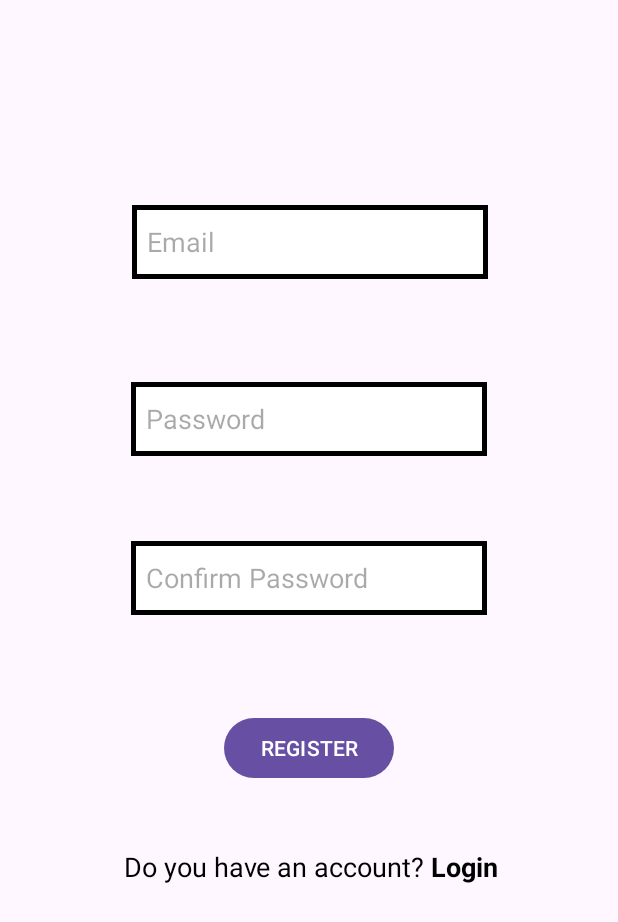
After one commit to AGrieco96/3ALevels, an Android app: the layout register_email.xml on its own in the app's theme, with its tools: preview values and no code run, on a phone screen of 412 x 824 dp. The commit adds this screen. Shown: the top 922 px of the screen. Run offline under Robolectric (Android 15) with nearby library versions, the phone set to English and light mode, and no system bars.

Commit message:
auth with email and password

```diff
--- a/app/src/main/AndroidManifest.xml
+++ b/app/src/main/AndroidManifest.xml
@@ -21,6 +21,12 @@
                 <category android:name="android.intent.category.LAUNCHER" />
             </intent-filter>
         </activity>
+        <activity
+            android:name=".auth.RegisterEmailActivity"
+            />
+        <activity
+            android:name=".auth.LoginEmailActivity"
+            />
     </application>
 
 </manifest>
--- /dev/null
+++ b/app/src/main/res/drawable/edittextbackground.xml
@@ -0,0 +1,7 @@
+<?xml version="1.0" encoding="utf-8"?>
+<shape xmlns:android="http://schemas.android.com/apk/res/android">
+    <solid android:color="@color/white"></solid>
+    <stroke
+        android:width="3dp"
+        android:color="#000"/>
+</shape>
--- a/app/src/main/res/layout/activity_main.xml
+++ b/app/src/main/res/layout/activity_main.xml
@@ -7,9 +7,11 @@
     tools:context=".MainActivity">
 
     <TextView
+        android:id="@+id/auth_text"
         android:layout_width="wrap_content"
         android:layout_height="wrap_content"
-        android:text="Hello World!"
+        android:text="AUTH"
+        android:textStyle="bold"
         app:layout_constraintBottom_toBottomOf="parent"
         app:layout_constraintEnd_toEndOf="parent"
         app:layout_constraintStart_toStartOf="parent"
--- /dev/null
+++ b/app/src/main/res/layout/register_email.xml
@@ -0,0 +1,104 @@
+<?xml version="1.0" encoding="utf-8"?>
+<androidx.constraintlayout.widget.ConstraintLayout xmlns:android="http://schemas.android.com/apk/res/android"
+    xmlns:app="http://schemas.android.com/apk/res-auto"
+    xmlns:tools="http://schemas.android.com/tools"
+    android:layout_width="match_parent"
+    android:layout_height="match_parent"
+    tools:context=".auth.RegisterEmailActivity">
+
+    <EditText
+        android:id="@+id/editTextEmailAddress"
+        android:layout_width="237dp"
+        android:layout_height="49dp"
+        android:layout_marginTop="104dp"
+        android:layout_marginBottom="12dp"
+        android:background="@drawable/edittextbackground"
+        android:ems="10"
+        android:hint="Email"
+        android:inputType="textEmailAddress"
+        android:padding="10dp"
+        android:textColor="@color/black"
+        app:layout_constraintBottom_toTopOf="@+id/editTextPassword"
+        app:layout_constraintEnd_toEndOf="parent"
+        app:layout_constraintHorizontal_bias="0.502"
+        app:layout_constraintStart_toStartOf="parent"
+        app:layout_constraintTop_toTopOf="parent" />
+
+    <EditText
+        android:id="@+id/editTextPassword"
+        android:layout_width="237dp"
+        android:layout_height="49dp"
+        android:layout_marginTop="24dp"
+        android:layout_marginBottom="24dp"
+        android:background="@drawable/edittextbackground"
+        android:ems="10"
+        android:hint="Password"
+        android:inputType="textPassword"
+        android:padding="10dp"
+        android:textColor="@color/black"
+        app:layout_constraintBottom_toTopOf="@+id/editTextConfirmPassword"
+        app:layout_constraintEnd_toEndOf="parent"
+        app:layout_constraintStart_toStartOf="parent"
+        app:layout_constraintTop_toBottomOf="@+id/editTextEmailAddress" />
+
+    <EditText
+        android:id="@+id/editTextConfirmPassword"
+        android:layout_width="237dp"
+        android:layout_height="49dp"
+        android:background="@drawable/edittextbackground"
+        android:ems="10"
+        android:hint="Confirm Password"
+        android:inputType="textPassword"
+        android:padding="10dp"
+        android:textColor="@color/black"
+        app:layout_constraintBottom_toTopOf="@+id/buttonRegister"
+        app:layout_constraintEnd_toEndOf="parent"
+        app:layout_constraintStart_toStartOf="parent"
+        app:layout_constraintTop_toBottomOf="@+id/editTextPassword" />
+
+    <Button
+        android:id="@+id/buttonRegister"
+        android:layout_width="wrap_content"
+        android:layout_height="48dp"
+        android:layout_marginTop="32dp"
+        android:layout_marginBottom="10dp"
+        android:text="REGISTER"
+        android:textColor="@color/white"
+        app:layout_constraintBottom_toTopOf="@+id/linearLayout"
+        app:layout_constraintEnd_toEndOf="parent"
+        app:layout_constraintStart_toStartOf="parent"
+        app:layout_constraintTop_toBottomOf="@id/editTextConfirmPassword" />
+
+    <LinearLayout
+        android:id="@+id/linearLayout"
+        android:layout_width="366dp"
+        android:layout_height="56dp"
+        android:layout_marginBottom="170dp"
+        android:orientation="horizontal"
+        app:layout_constraintBottom_toBottomOf="parent"
+        app:layout_constraintEnd_toEndOf="parent"
+        app:layout_constraintHorizontal_bias="0.488"
+        app:layout_constraintStart_toStartOf="parent"
+        app:layout_constraintTop_toBottomOf="@+id/buttonRegister">
+
+        <TextView
+            android:id="@+id/textView"
+            android:layout_width="match_parent"
+            android:layout_height="wrap_content"
+            android:layout_marginLeft="60dp"
+            android:layout_weight="1"
+            android:text="Do you have an account?"
+            android:textColor="@color/black"
+            android:textSize="18sp" />
+
+        <TextView
+            android:id="@+id/textViewLogin"
+            android:layout_width="match_parent"
+            android:layout_height="wrap_content"
+            android:layout_weight="2.6"
+            android:text="Login"
+            android:textColor="@color/black"
+            android:textSize="18sp"
+            android:textStyle="bold" />
+    </LinearLayout>
+</androidx.constraintlayout.widget.ConstraintLayout>
```
Also changed, not shown: app/build.gradle (+6 -1 lines), app/src/main/java/com/A3Levels/FirebaseUIActivity.kt (deleted, +0 -153 lines), app/src/main/java/com/A3Levels/MainActivity.kt (+18 -1 lines), app/src/main/java/com/A3Levels/auth/LoginEmailActivity.kt (added, +45 -0 lines), app/src/main/java/com/A3Levels/auth/RegisterEmailActivity.kt (added, +67 -0 lines), app/src/main/res/drawable/custom_bg_gradient.xml (deleted, +0 -7 lines), app/src/main/res/layout/auth_layout.xml (deleted, +0 -159 lines), app/src/main/res/layout/login_email.xml (added, +90 -0 lines).
